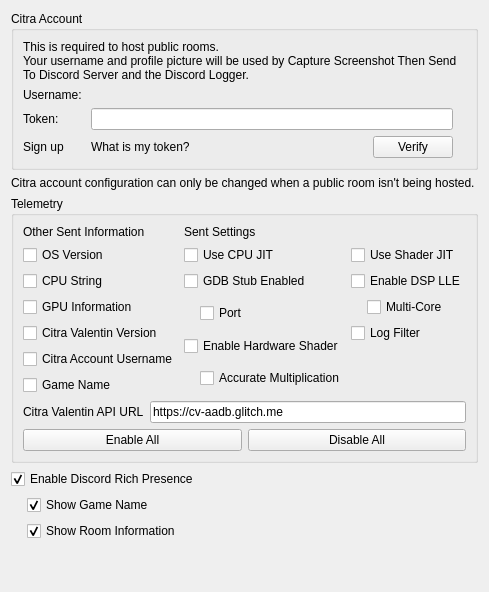
Before: the Qt Designer form src/citra_qt/configuration/configure_web.ui in tbsp/citra-valentin, drawn with Qt 5.
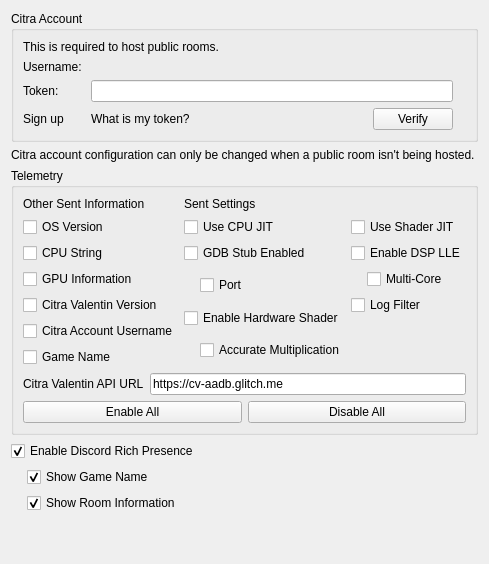
After: the same form once the commit is applied.

The edit to the form file:
```diff
--- a/src/citra_qt/configuration/configure_web.ui
+++ b/src/citra_qt/configuration/configure_web.ui
@@ -17,8 +17,7 @@
         <item>
          <widget class="QLabel" name="web_credentials_disclaimer">
           <property name="text">
-           <string>This is required to host public rooms.
-Your username and profile picture will be used by Capture Screenshot Then Send To Discord Server and the Discord Logger.</string>
+           <string>This is required to host public rooms.</string>
           </property>
           <property name="wordWrap">
            <bool>true</bool>
```
